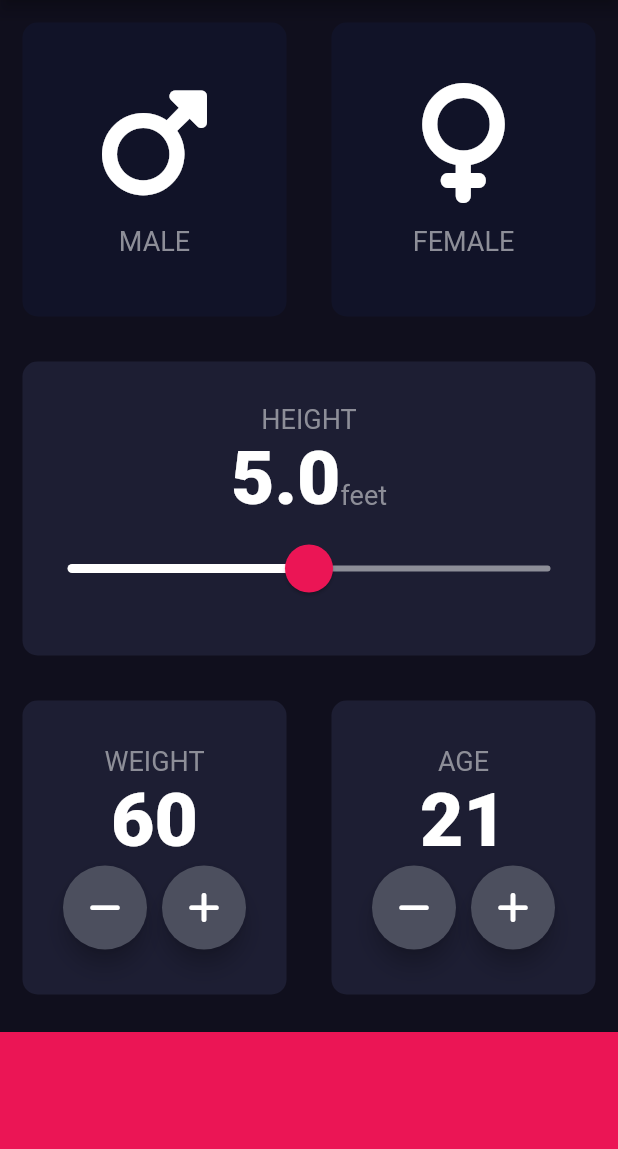
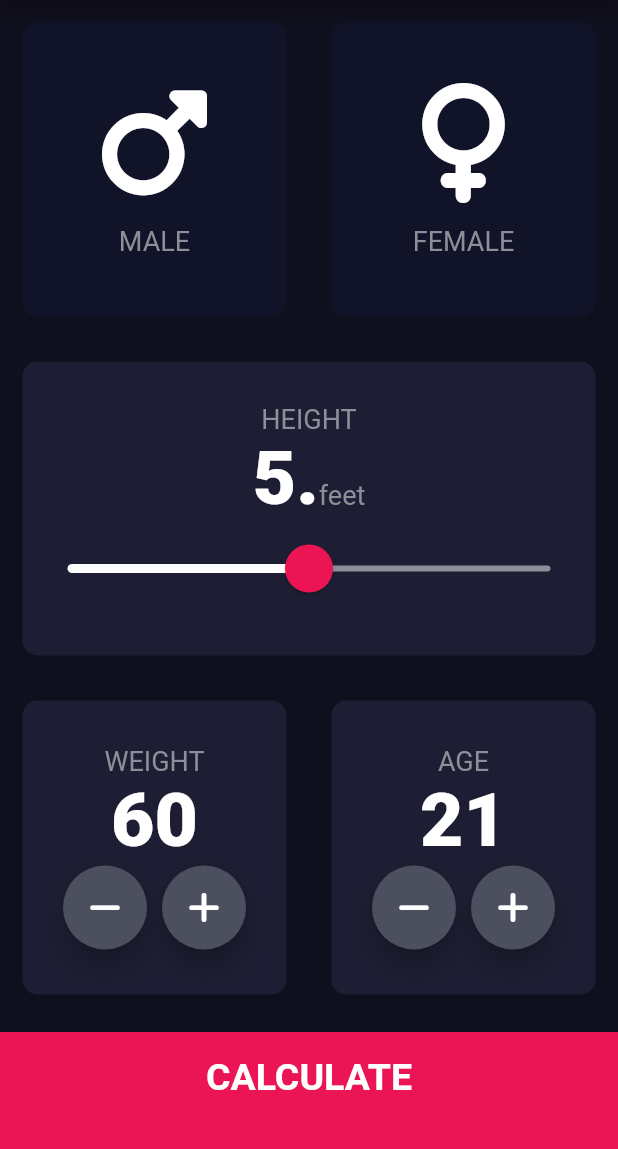
Before and after one commit to Prajita99/BMI_Calculator, a Flutter app: the screen it shows after launch, on a phone screen of 412 x 824 dp, the part 84-1233 px from its top. Run offline on Flutter 3.47's test engine with Material 2 defaults, Android fonts, the phone set to English and light mode, and no system bars; our stand-ins replace font_awesome_flutter.

```diff
--- /dev/null
+++ b/lib/components/bottom_button.dart
@@ -0,0 +1,30 @@
+import 'package:flutter/material.dart';
+import 'constants.dart';
+
+class BottomButton extends StatelessWidget {
+
+  BottomButton({this.onTap,this.buttonTitle});
+
+  final Function() ?onTap;
+  final String ?buttonTitle;
+
+  @override
+  Widget build(BuildContext context) {
+    return GestureDetector(
+      onTap: onTap,
+      child: Container(
+        child: Center(
+          child: Text(
+            buttonTitle!,
+            style: kLargeButtonTextStyle,
+          ),
+        ),
+        color: kBottomContainerColor, //k naming convention for consts for easy searching
+        padding: EdgeInsets.only(bottom: 20.0),
+        margin: EdgeInsets.only(top: 10.0),
+        width: double.infinity, //full width of screen
+        height: kBottomContainerHeight,
+      ),
+    );
+  }
+}
--- a/lib/reusable_card.dart
+++ b/lib/components/reusable_card.dart
@@ -2,9 +2,9 @@ import 'package:flutter/material.dart';
 
 class ReusableCard extends StatelessWidget {
 
-ReusableCard({required this.colour,required this.cardChild,this.onPress});
+ReusableCard({required this.colour,this.cardChild,this.onPress});
 final Color colour; //immutable means unchangeable, final is used so the property can't be changed again
-final Widget cardChild;
+final Widget ?cardChild;
 final Function() ?onPress;
 
   @override
--- /dev/null
+++ b/lib/components/roundIcon_button.dart
@@ -0,0 +1,23 @@
+import 'package:flutter/material.dart';
+
+class RoundIconButton extends StatelessWidget {
+
+  RoundIconButton({required this.icon,required this.onPressed});
+  final IconData icon;
+  final Function() onPressed;
+
+  @override
+  Widget build(BuildContext context) {
+    return RawMaterialButton(
+      child: Icon(icon),
+      elevation: 6.0,
+      constraints: BoxConstraints.tightFor(
+        width: 56.0,
+        height: 56.0
+      ),
+      onPressed: onPressed,
+      shape: CircleBorder(),
+      fillColor: Color(0xFF4C4F5E),
+    );
+  }
+}
--- a/lib/input_page.dart
+++ /dev/null
@@ -1,244 +0,0 @@
-import 'package:flutter/material.dart';
-// import 'package:flutter/services.dart';
-import 'package:font_awesome_flutter/font_awesome_flutter.dart';
-import 'icon_content.dart';
-import 'reusable_card.dart';
-import 'constants.dart';
-// import 'dart:math' as math;
-
-
-enum Gender {
-    male,
-    female
-  }
-
-class InputPage extends StatefulWidget {
-  const InputPage({super.key, required this.title});
-
-  final String title;
-
-  @override
-  State<InputPage> createState() => _InputPageState();
-}
-
-class _InputPageState extends State<InputPage> {
-  Gender ?selectedGender;
-  double height = 5.0;
-  int weight = 60;
-  int age = 21;
-
-  void Increment() {
-    weight++;
-  }
-
-  void Decrement() {
-    weight--;
-  }
-
-  @override
-  Widget build(BuildContext context) {
-    return Scaffold(
-      backgroundColor: Color(0xFF100F1D),
-      appBar: AppBar(
-        centerTitle: true,
-        title: Text(widget.title),
-      ),
-      body: Column(
-        crossAxisAlignment: CrossAxisAlignment.stretch,
-        children: [
-          Expanded(
-              child: Row(
-            children: [
-              Expanded(
-                child: ReusableCard(
-                  onPress: () {
-                    setState(() {
-                      selectedGender = Gender.male;
-                    });
-                  },
-                  colour: selectedGender == Gender.male ? kActiveCardColor:kInactiveCardColor,
-                  cardChild: iconContent(
-                    icon: FontAwesomeIcons.mars,
-                    label: 'MALE',),
-                ),
-              ),
-              Expanded(
-                child: ReusableCard(
-                  onPress: () {
-                    setState(() {
-                      selectedGender = Gender.female;
-                    });
-                  },
-                  colour: selectedGender == Gender.female ? kActiveCardColor:kInactiveCardColor,
-                cardChild: iconContent(
-                    icon: FontAwesomeIcons.venus,
-                    label: 'FEMALE',),),
-              ),
-            ],
-          ),),
-          Expanded(
-            child: ReusableCard(
-              colour:kActiveCardColor,
-            cardChild: Column(
-              mainAxisAlignment: MainAxisAlignment.center,
-                    children: [
-                      Text('HEIGHT',
-                      style: kLabelTextStyle,
-                      ),
-                      Row(
-                        mainAxisAlignment: MainAxisAlignment.center,
-                        crossAxisAlignment: CrossAxisAlignment.baseline,
-                        textBaseline: TextBaseline.alphabetic,
-                        children: [
-                          Text(
-                            height.toString(), //.toString converts double to string
-                          style: kNumberTextStyle,
-                          ),
-                          Text('feet',
-                            style: kLabelTextStyle,
-                          ),
-                        ],
-                      ),
-                      SliderTheme( //.of followed by .coptwith allows us to change some features of the widget
-                        data: SliderTheme.of(context).copyWith(
-                          activeTrackColor: Colors.white,
-                          overlayColor: Color(0x29EB1555),
-                          inactiveTrackColor: Color(0xFF8D8E98),
-                          thumbColor: Color(0xFFEB1555),
-                          thumbShape: RoundSliderThumbShape(enabledThumbRadius: 16.0),
-                          overlayShape: RoundSliderOverlayShape(overlayRadius: 30.0)
-                        ),
-                        child: Slider(
-                          value: height,
-                          min: 2.00,
-                          max: 8.00,
-                          // activeColor: Color(0xFFEB1555),
-                          onChanged: (double newValue) {
-                            setState(() {
-                              height = newValue;
-                            });
-                          }),
-                      ),
-                    ],
-                  ),),
-          ),
-          Expanded(
-              child: Row(
-                mainAxisAlignment: MainAxisAlignment.center,
-            children: [
-              Expanded(
-                child: ReusableCard(
-                  colour: kActiveCardColor,
-                cardChild: Column(
-                    mainAxisAlignment: MainAxisAlignment.center,
-                    children: [
-                      Text('WEIGHT',
-                      style: kLabelTextStyle
-                      ),
-                      Text(
-                        weight.toString(),
-                        style: kNumberTextStyle,
-                      ),
-                      Row(
-                        mainAxisAlignment: MainAxisAlignment.center,
-                        children: [
-                          RoundIconButton(
-                            icon: FontAwesomeIcons.minus,
-                            onPressed: () {
-                              setState(() {
-                                weight--;
-                              });
-                            },
-                          ),
-                          SizedBox(
-                            width: 10.0,
-                          ),
-                          RoundIconButton(
-                            icon: FontAwesomeIcons.plus,
-                            onPressed: () {
-                              setState(() {
-                                weight++;
-                              });
-                            }
-                          ),
-
-                        ],
-                      ),
-                    ],
-                  ),),
-              ),
-              Expanded(
-                child: ReusableCard(
-                  colour: kActiveCardColor,
-                  cardChild: Column(
-                    mainAxisAlignment: MainAxisAlignment.center,
-                    children: [
-                      Text('AGE',
-                      style: kLabelTextStyle
-                      ),
-                      Text(
-                        age.toString(),
-                        style: kNumberTextStyle,
-                      ),
-                      Row(
-                        mainAxisAlignment: MainAxisAlignment.center,
-                        children: [
-                          RoundIconButton(
-                            icon: FontAwesomeIcons.minus,
-                            onPressed: () {
-                              setState(() {
-                                age--;
-                              });
-                            },
-                          ),
-                          SizedBox(
-                            width: 10.0,
-                          ),
-                          RoundIconButton(
-                            icon: FontAwesomeIcons.plus,
-                            onPressed: () {
-                              setState(() {
-                                age++;
-                              });
-                            }
-                          ),
-
-                        ],
-                      ),
-                    ],
-                  ),),),
-            ],
-          ),),
-          Container(
-            color: kBottomContainerColor, //k naming convention for consts for easy searching
-            margin: EdgeInsets.only(top: 10.0),
-            width: double.infinity, //full width of screen
-            height: kBottomContainerHeight,
-          ),
-        ],
-      ),
-    );
-  }
-}
-
-class RoundIconButton extends StatelessWidget {
-
-  RoundIconButton({required this.icon,required this.onPressed});
-  final IconData icon;
-  final Function() onPressed;
-
-  @override
-  Widget build(BuildContext context) {
-    return RawMaterialButton(
-      child: Icon(icon),
-      elevation: 6.0,
-      constraints: BoxConstraints.tightFor(
-        width: 56.0,
-        height: 56.0
-      ),
-      onPressed: onPressed,
-      shape: CircleBorder(),
-      fillColor: Color(0xFF4C4F5E),
-    );
-  }
-}
--- a/lib/main.dart
+++ b/lib/main.dart
@@ -1,5 +1,5 @@
 import 'package:flutter/material.dart';
-import 'input_page.dart';
+import 'screens/input_page.dart';
 
 void main() {
   runApp(const BMICalculator());
--- /dev/null
+++ b/lib/screens/input_page.dart
@@ -0,0 +1,237 @@
+import 'package:bmi_calculator_app/screens/results_page.dart';
+import 'package:flutter/material.dart';
+import 'package:font_awesome_flutter/font_awesome_flutter.dart';
+import '../components/icon_content.dart';
+import '../components/reusable_card.dart';
+import '../components/constants.dart';
+import '../components/bottom_button.dart';
+import '../components/roundIcon_button.dart';
+import 'package:bmi_calculator_app/calculator_brain.dart';
+
+// height string - "."
+// . pachi number haru max
+
+enum Gender { male, female }
+
+class InputPage extends StatefulWidget {
+  const InputPage({super.key, required this.title});
+
+  final String title;
+
+  @override
+  State<InputPage> createState() => _InputPageState();
+}
+
+class _InputPageState extends State<InputPage> {
+  Gender? selectedGender;
+  double height = 5.0;
+  int weight = 60;
+  int age = 21;
+
+  @override
+  Widget build(BuildContext context) {
+    return Scaffold(
+      backgroundColor: Color(0xFF100F1D),
+      appBar: AppBar(
+        centerTitle: true,
+        title: Text(widget.title),
+      ),
+      body: Column(
+        crossAxisAlignment: CrossAxisAlignment.stretch,
+        children: [
+          Expanded(
+            child: Row(
+              children: [
+                Expanded(
+                  child: ReusableCard(
+                    onPress: () {
+                      setState(() {
+                        selectedGender = Gender.male;
+                      });
+                    },
+                    colour: selectedGender == Gender.male
+                        ? kActiveCardColor
+                        : kInactiveCardColor,
+                    cardChild: iconContent(
+                      icon: FontAwesomeIcons.mars,
+                      label: 'MALE',
+                    ),
+                  ),
+                ),
+                Expanded(
+                  child: ReusableCard(
+                    onPress: () {
+                      setState(() {
+                        selectedGender = Gender.female;
+                      });
+                    },
+                    colour: selectedGender == Gender.female
+                        ? kActiveCardColor
+                        : kInactiveCardColor,
+                    cardChild: iconContent(
+                      icon: FontAwesomeIcons.venus,
+                      label: 'FEMALE',
+                    ),
+                  ),
+                ),
+              ],
+            ),
+          ),
+          Expanded(
+            child: ReusableCard(
+              colour: kActiveCardColor,
+              cardChild: Column(
+                mainAxisAlignment: MainAxisAlignment.center,
+                children: [
+                  Text(
+                    'HEIGHT',
+                    style: kLabelTextStyle,
+                  ),
+                  Row(
+                    mainAxisAlignment: MainAxisAlignment.center,
+                    crossAxisAlignment: CrossAxisAlignment.baseline,
+                    textBaseline: TextBaseline.alphabetic,
+                    children: [
+                      Text(
+                        height.toString().substring(
+                            0, 2), //.toString converts double to string
+                        style: kNumberTextStyle,
+                      ),
+                      Text(
+                        'feet',
+                        style: kLabelTextStyle,
+                      ),
+                    ],
+                  ),
+                  SliderTheme(
+                    //.of followed by .coptwith allows us to change some features of the widget
+                    data: SliderTheme.of(context).copyWith(
+                        activeTrackColor: Colors.white,
+                        overlayColor: Color(0x29EB1555),
+                        inactiveTrackColor: Color(0xFF8D8E98),
+                        thumbColor: Color(0xFFEB1555),
+                        thumbShape:
+                            RoundSliderThumbShape(enabledThumbRadius: 16.0),
+                        overlayShape:
+                            RoundSliderOverlayShape(overlayRadius: 30.0)),
+                    child: Slider(
+                        value: height,
+                        min: 2.00,
+                        max: 8.00,
+
+                        // activeColor: Color(0xFFEB1555),
+                        onChanged: (double newValue) {
+                          setState(() {
+                            height = newValue;
+                          });
+                        }),
+                  ),
+                ],
+              ),
+            ),
+          ),
+          Expanded(
+            child: Row(
+              mainAxisAlignment: MainAxisAlignment.center,
+              children: [
+                Expanded(
+                  child: ReusableCard(
+                    colour: kActiveCardColor,
+                    cardChild: Column(
+                      mainAxisAlignment: MainAxisAlignment.center,
+                      children: [
+                        Text('WEIGHT', style: kLabelTextStyle),
+                        Text(
+                          weight.toString(),
+                          style: kNumberTextStyle,
+                        ),
+                        Row(
+                          mainAxisAlignment: MainAxisAlignment.center,
+                          children: [
+                            RoundIconButton(
+                              icon: FontAwesomeIcons.minus,
+                              onPressed: () {
+                                setState(() {
+                                  weight--;
+                                });
+                              },
+                            ),
+                            SizedBox(
+                              width: 10.0,
+                            ),
+                            RoundIconButton(
+                                icon: FontAwesomeIcons.plus,
+                                onPressed: () {
+                                  setState(() {
+                                    weight++;
+                                  });
+                                }),
+                          ],
+                        ),
+                      ],
+                    ),
+                  ),
+                ),
+                Expanded(
+                  child: ReusableCard(
+                    colour: kActiveCardColor,
+                    cardChild: Column(
+                      mainAxisAlignment: MainAxisAlignment.center,
+                      children: [
+                        Text('AGE', style: kLabelTextStyle),
+                        Text(
+                          age.toString(),
+                          style: kNumberTextStyle,
+                        ),
+                        Row(
+                          mainAxisAlignment: MainAxisAlignment.center,
+                          children: [
+                            RoundIconButton(
+                              icon: FontAwesomeIcons.minus,
+                              onPressed: () {
+                                setState(() {
+                                  age--;
+                                });
+                              },
+                            ),
+                            SizedBox(
+                              width: 10.0,
+                            ),
+                            RoundIconButton(
+                                icon: FontAwesomeIcons.plus,
+                                onPressed: () {
+                                  setState(() {
+                                    age++;
+                                  });
+                                }),
+                          ],
+                        ),
+                      ],
+                    ),
+                  ),
+                ),
+              ],
+            ),
+          ),
+          BottomButton(
+            buttonTitle: 'CALCULATE',
+            onTap: () {
+              CalculatorBrain calc =
+                  CalculatorBrain(height: height.toInt(), weight: weight);
+              Navigator.push(
+                context,
+                MaterialPageRoute(
+                  builder: (context) => ResultsPage(
+                    bmiResult: calc.calculateBMI(),
+                    resultText: calc.getResult(),
+                    interpretation: calc.getInterpretation(),
+                  ),
+                ),
+              );
+            },
+          ),
+        ],
+      ),
+    );
+  }
+}
```
Also changed, not shown: lib/calculator_brain.dart (added, +42 -0 lines), lib/components/constants.dart (renamed from lib/constants.dart, +25 -0 lines), lib/components/slider.dart (added, +63 -0 lines), lib/screens/results_page.dart (added, +68 -0 lines), lib/components/icon_content.dart (renamed from lib/icon_content.dart).
